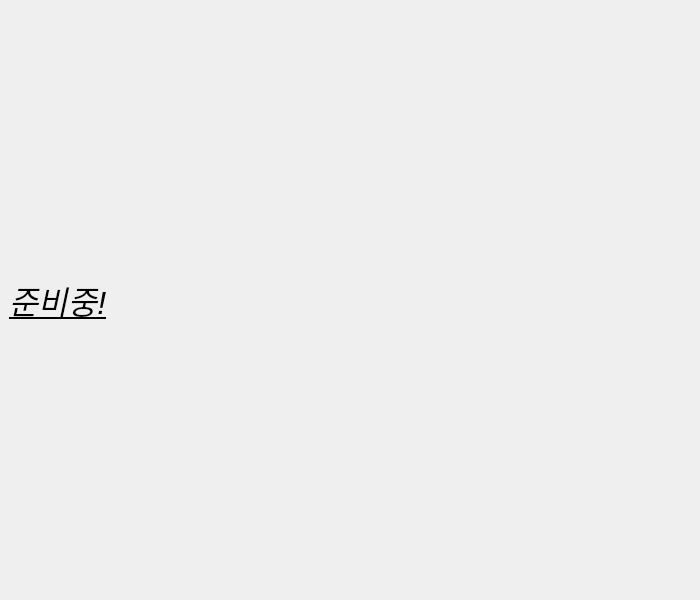
First picture: the form in GUI/Qt/TradeWindow.ui, repository Self-development-J/StockAdvisorSystem, before the edit.
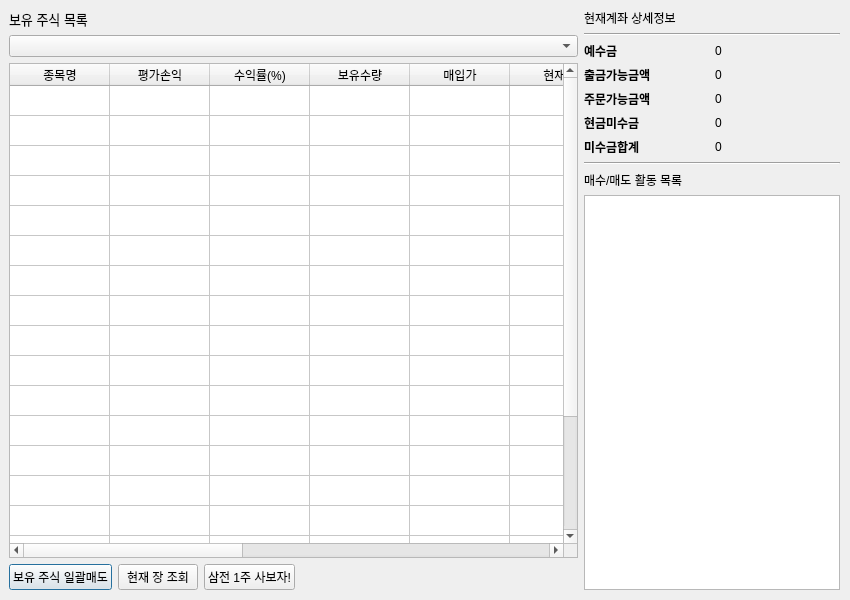
Second picture: the form after the edit.

```diff
--- a/GUI/Qt/TradeWindow.ui
+++ b/GUI/Qt/TradeWindow.ui
@@ -9,7 +9,7 @@
    <rect>
     <x>0</x>
     <y>0</y>
-    <width>700</width>
+    <width>850</width>
     <height>600</height>
    </rect>
   </property>
@@ -27,24 +27,371 @@
     <rect>
      <x>9</x>
      <y>9</y>
-     <width>681</width>
+     <width>831</width>
      <height>581</height>
     </rect>
    </property>
    <layout class="QHBoxLayout" name="horizontalLayout">
     <item>
-     <widget class="QLabel" name="test">
-      <property name="font">
-       <font>
-        <pointsize>24</pointsize>
-        <italic>true</italic>
-        <underline>true</underline>
-       </font>
+     <layout class="QVBoxLayout" name="verticalLayout">
+      <property name="sizeConstraint">
+       <enum>QLayout::SetDefaultConstraint</enum>
       </property>
-      <property name="text">
-       <string>준비중!</string>
-      </property>
-     </widget>
+      <item>
+       <widget class="QLabel" name="holding_stock">
+        <property name="font">
+         <font>
+          <pointsize>10</pointsize>
+         </font>
+        </property>
+        <property name="text">
+         <string>보유 주식 목록</string>
+        </property>
+       </widget>
+      </item>
+      <item>
+       <widget class="QComboBox" name="account_box">
+        <property name="editable">
+         <bool>false</bool>
+        </property>
+       </widget>
+      </item>
+      <item>
+       <widget class="QTableWidget" name="holding_list">
+        <property name="autoScroll">
+         <bool>true</bool>
+        </property>
+        <property name="editTriggers">
+         <set>QAbstractItemView::NoEditTriggers</set>
+        </property>
+        <property name="showGrid">
+         <bool>true</bool>
+        </property>
+        <property name="wordWrap">
+         <bool>true</bool>
+        </property>
+        <property name="rowCount">
+         <number>20</number>
+        </property>
+        <property name="columnCount">
+         <number>12</number>
+        </property>
+        <attribute name="horizontalHeaderVisible">
+         <bool>true</bool>
+        </attribute>
+        <attribute name="horizontalHeaderCascadingSectionResizes">
+         <bool>false</bool>
+        </attribute>
+        <attribute name="horizontalHeaderHighlightSections">
+         <bool>true</bool>
+        </attribute>
+        <attribute name="verticalHeaderVisible">
+         <bool>false</bool>
+        </attribute>
+        <row/>
+        <row/>
+        <row/>
+        <row/>
+        <row/>
+        <row/>
+        <row/>
+        <row/>
+        <row/>
+        <row/>
+        <row/>
+        <row/>
+        <row/>
+        <row/>
+        <row/>
+        <row/>
+        <row/>
+        <row/>
+        <row/>
+        <row/>
+        <column>
+         <property name="text">
+          <string>종목명</string>
+         </property>
+        </column>
+        <column>
+         <property name="text">
+          <string>평가손익</string>
+         </property>
+        </column>
+        <column>
+         <property name="text">
+          <string>수익률(%)</string>
+         </property>
+        </column>
+        <column>
+         <property name="text">
+          <string>보유수량</string>
+         </property>
+        </column>
+        <column>
+         <property name="text">
+          <string>매입가</string>
+         </property>
+        </column>
+        <column>
+         <property name="text">
+          <string>현재가</string>
+         </property>
+        </column>
+        <column>
+         <property name="text">
+          <string>매입금액</string>
+         </property>
+        </column>
+        <column>
+         <property name="text">
+          <string>평가금액</string>
+         </property>
+        </column>
+        <column>
+         <property name="text">
+          <string>매입수수료</string>
+         </property>
+        </column>
+        <column>
+         <property name="text">
+          <string>평가수수료</string>
+         </property>
+        </column>
+        <column>
+         <property name="text">
+          <string>수수료합</string>
+         </property>
+        </column>
+        <column>
+         <property name="text">
+          <string>세금</string>
+         </property>
+        </column>
+       </widget>
+      </item>
+      <item>
+       <layout class="QHBoxLayout" name="horizontalLayout_2">
+        <item>
+         <widget class="QPushButton" name="sell_all_stock">
+          <property name="sizePolicy">
+           <sizepolicy hsizetype="Fixed" vsizetype="Preferred">
+            <horstretch>0</horstretch>
+            <verstretch>0</verstretch>
+           </sizepolicy>
+          </property>
+          <property name="text">
+           <string>보유 주식 일괄매도</string>
+          </property>
+         </widget>
+        </item>
+        <item>
+         <widget class="QPushButton" name="lookup_market">
+          <property name="sizePolicy">
+           <sizepolicy hsizetype="Fixed" vsizetype="Fixed">
+            <horstretch>0</horstretch>
+            <verstretch>0</verstretch>
+           </sizepolicy>
+          </property>
+          <property name="text">
+           <string>현재 장 조회</string>
+          </property>
+         </widget>
+        </item>
+        <item>
+         <widget class="QPushButton" name="test_btn">
+          <property name="text">
+           <string>삼전 1주 사보자!</string>
+          </property>
+         </widget>
+        </item>
+        <item>
+         <spacer name="horizontalSpacer">
+          <property name="orientation">
+           <enum>Qt::Horizontal</enum>
+          </property>
+          <property name="sizeHint" stdset="0">
+           <size>
+            <width>40</width>
+            <height>20</height>
+           </size>
+          </property>
+         </spacer>
+        </item>
+       </layout>
+      </item>
+     </layout>
+    </item>
+    <item>
+     <layout class="QVBoxLayout" name="verticalLayout_2">
+      <item>
+       <widget class="QLabel" name="acc_info">
+        <property name="text">
+         <string>현재계좌 상세정보</string>
+        </property>
+       </widget>
+      </item>
+      <item>
+       <widget class="Line" name="line_2">
+        <property name="orientation">
+         <enum>Qt::Horizontal</enum>
+        </property>
+       </widget>
+      </item>
+      <item>
+       <layout class="QHBoxLayout" name="horizontalLayout_3">
+        <item>
+         <widget class="QLabel" name="dep">
+          <property name="font">
+           <font>
+            <weight>75</weight>
+            <bold>true</bold>
+           </font>
+          </property>
+          <property name="text">
+           <string>예수금</string>
+          </property>
+         </widget>
+        </item>
+        <item>
+         <widget class="QLabel" name="dep_res">
+          <property name="text">
+           <string>0</string>
+          </property>
+         </widget>
+        </item>
+       </layout>
+      </item>
+      <item>
+       <layout class="QHBoxLayout" name="horizontalLayout_4">
+        <item>
+         <widget class="QLabel" name="withdraw">
+          <property name="font">
+           <font>
+            <weight>75</weight>
+            <bold>true</bold>
+           </font>
+          </property>
+          <property name="text">
+           <string>출금가능금액</string>
+          </property>
+         </widget>
+        </item>
+        <item>
+         <widget class="QLabel" name="withdraw_res">
+          <property name="text">
+           <string>0</string>
+          </property>
+         </widget>
+        </item>
+       </layout>
+      </item>
+      <item>
+       <layout class="QHBoxLayout" name="horizontalLayout_5">
+        <item>
+         <widget class="QLabel" name="order">
+          <property name="font">
+           <font>
+            <weight>75</weight>
+            <bold>true</bold>
+           </font>
+          </property>
+          <property name="text">
+           <string>주문가능금액</string>
+          </property>
+         </widget>
+        </item>
+        <item>
+         <widget class="QLabel" name="order_res">
+          <property name="text">
+           <string>0</string>
+          </property>
+         </widget>
+        </item>
+       </layout>
+      </item>
+      <item>
+       <layout class="QHBoxLayout" name="horizontalLayout_6">
+        <item>
+         <widget class="QLabel" name="cash">
+          <property name="font">
+           <font>
+            <weight>75</weight>
+            <bold>true</bold>
+           </font>
+          </property>
+          <property name="text">
+           <string>현금미수금</string>
+          </property>
+         </widget>
+        </item>
+        <item>
+         <widget class="QLabel" name="cash_res">
+          <property name="text">
+           <string>0</string>
+          </property>
+         </widget>
+        </item>
+       </layout>
+      </item>
+      <item>
+       <layout class="QHBoxLayout" name="horizontalLayout_7">
+        <item>
+         <widget class="QLabel" name="total">
+          <property name="font">
+           <font>
+            <weight>75</weight>
+            <bold>true</bold>
+           </font>
+          </property>
+          <property name="text">
+           <string>미수금합계</string>
+          </property>
+         </widget>
+        </item>
+        <item>
+         <widget class="QLabel" name="total_res">
+          <property name="text">
+           <string>0</string>
+          </property>
+         </widget>
+        </item>
+       </layout>
+      </item>
+      <item>
+       <widget class="Line" name="line">
+        <property name="orientation">
+         <enum>Qt::Horizontal</enum>
+        </property>
+       </widget>
+      </item>
+      <item>
+       <widget class="QLabel" name="buy_sell_activities">
+        <property name="text">
+         <string>매수/매도 활동 목록</string>
+        </property>
+       </widget>
+      </item>
+      <item>
+       <widget class="QTextEdit" name="buy_sell_list">
+        <property name="sizePolicy">
+         <sizepolicy hsizetype="Minimum" vsizetype="Expanding">
+          <horstretch>0</horstretch>
+          <verstretch>0</verstretch>
+         </sizepolicy>
+        </property>
+        <property name="minimumSize">
+         <size>
+          <width>150</width>
+          <height>150</height>
+         </size>
+        </property>
+        <property name="readOnly">
+         <bool>true</bool>
+        </property>
+       </widget>
+      </item>
+     </layout>
     </item>
    </layout>
   </widget>
```
Left out of the diff: 5 changed lines with no effect on the pictures.
